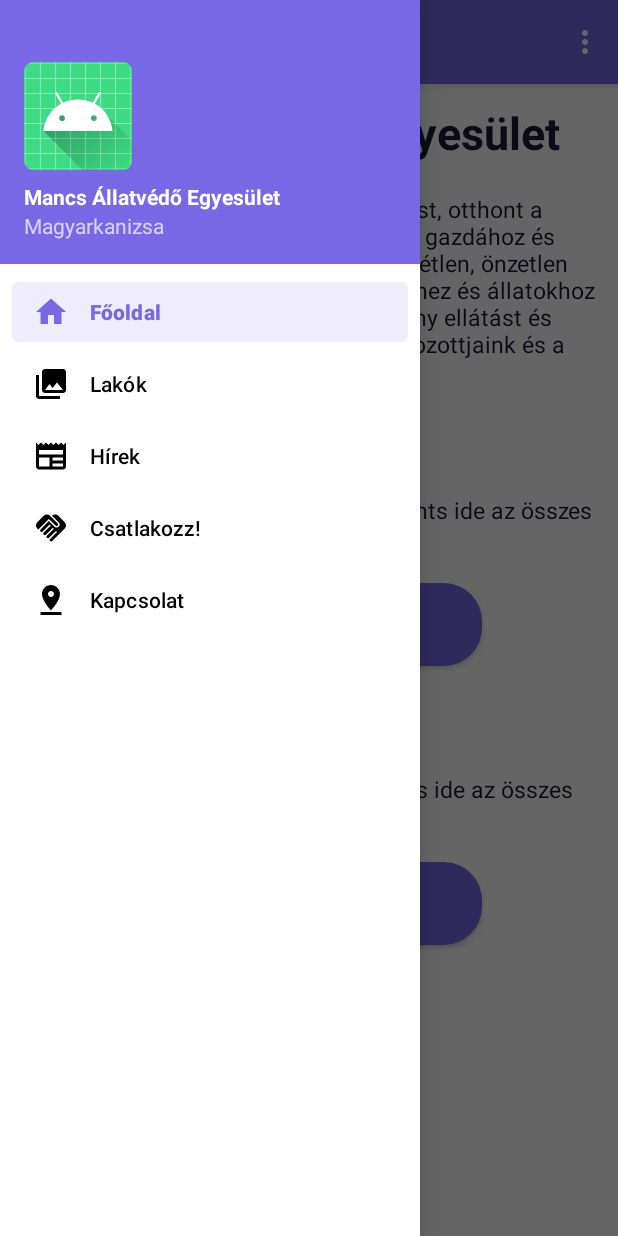
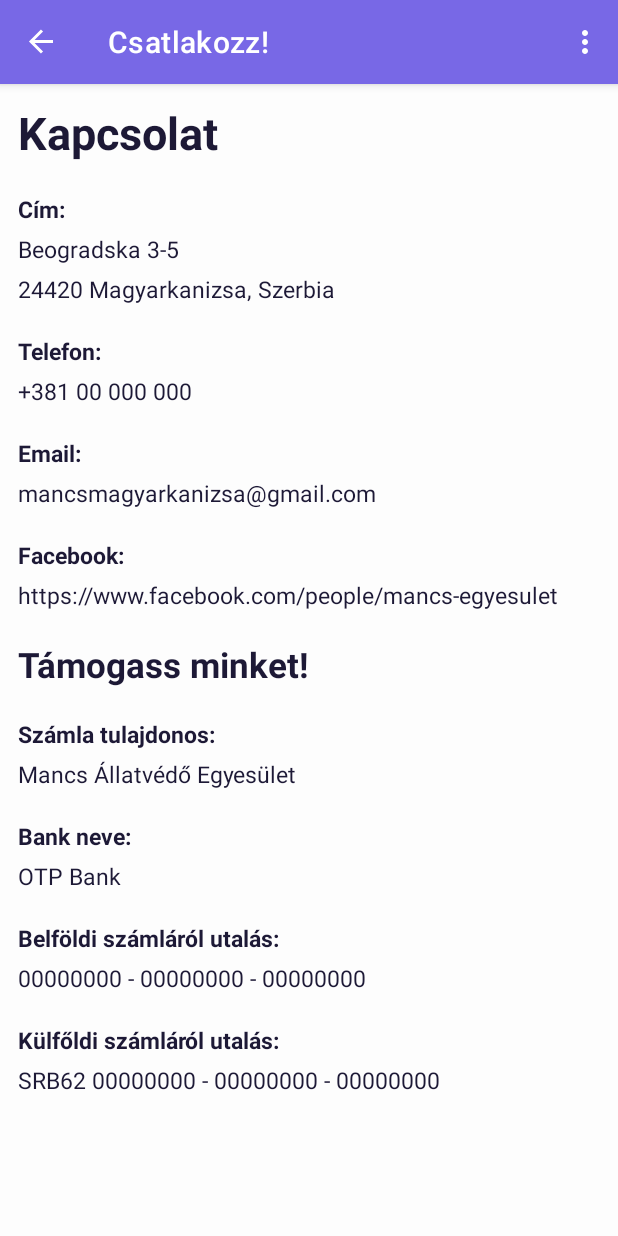
Before and after one commit to BroKoda/animal-shelter-android, an Android app: the screen it shows after launch (MainActivity), in the side drawer, after a tap on "Csatlakozz!", on a phone screen of 412 x 824 dp. Run offline under Robolectric (Android 15) with nearby library versions, the phone set to English and light mode, and no system bars; our stand-ins replace navigation-ui.

Commit message:
Join page added

```diff
--- a/app/src/main/java/com/example/application_animal_shelter/MainActivity.kt
+++ b/app/src/main/java/com/example/application_animal_shelter/MainActivity.kt
@@ -33,7 +33,7 @@ class MainActivity : AppCompatActivity() {
         // menu should be considered as top level destinations.
         appBarConfiguration = AppBarConfiguration(
             setOf(
-                R.id.nav_home, R.id.nav_gallery, R.id.nav_slideshow
+                R.id.nav_home, R.id.nav_contact
             ), drawerLayout
         )
         setupActionBarWithNavController(navController, appBarConfiguration)
--- a/app/src/main/java/com/example/application_animal_shelter/ui/gallery/GalleryFragment.kt
+++ /dev/null
@@ -1,42 +0,0 @@
-package com.example.application_animal_shelter.ui.gallery
-
-import android.os.Bundle
-import android.view.LayoutInflater
-import android.view.View
-import android.view.ViewGroup
-import android.widget.TextView
-import androidx.fragment.app.Fragment
-import androidx.lifecycle.ViewModelProvider
-import com.example.application_animal_shelter.databinding.FragmentGalleryBinding
-
-class GalleryFragment : Fragment() {
-
-    private var _binding: FragmentGalleryBinding? = null
-
-    // This property is only valid between onCreateView and
-    // onDestroyView.
-    private val binding get() = _binding!!
-
-    override fun onCreateView(
-        inflater: LayoutInflater,
-        container: ViewGroup?,
-        savedInstanceState: Bundle?
-    ): View {
-        val galleryViewModel =
-            ViewModelProvider(this).get(GalleryViewModel::class.java)
-
-        _binding = FragmentGalleryBinding.inflate(inflater, container, false)
-        val root: View = binding.root
-
-        val textView: TextView = binding.textGallery
-        galleryViewModel.text.observe(viewLifecycleOwner) {
-            textView.text = it
-        }
-        return root
-    }
-
-    override fun onDestroyView() {
-        super.onDestroyView()
-        _binding = null
-    }
-}
--- a/app/src/main/java/com/example/application_animal_shelter/ui/gallery/GalleryViewModel.kt
+++ /dev/null
@@ -1,13 +0,0 @@
-package com.example.application_animal_shelter.ui.gallery
-
-import androidx.lifecycle.LiveData
-import androidx.lifecycle.MutableLiveData
-import androidx.lifecycle.ViewModel
-
-class GalleryViewModel : ViewModel() {
-
-    private val _text = MutableLiveData<String>().apply {
-        value = "This is gallery Fragment"
-    }
-    val text: LiveData<String> = _text
-}
--- /dev/null
+++ b/app/src/main/java/com/example/application_animal_shelter/ui/join/JoinFragment.kt
@@ -0,0 +1,32 @@
+package com.example.application_animal_shelter.ui.join
+
+import androidx.lifecycle.ViewModelProvider
+import android.os.Bundle
+import androidx.fragment.app.Fragment
+import android.view.LayoutInflater
+import android.view.View
+import android.view.ViewGroup
+import com.example.application_animal_shelter.R
+
+class JoinFragment : Fragment() {
+
+    companion object {
+        fun newInstance() = JoinFragment()
+    }
+
+    private lateinit var viewModel: JoinViewModel
+
+    override fun onCreateView(
+        inflater: LayoutInflater, container: ViewGroup?,
+        savedInstanceState: Bundle?
+    ): View? {
+        return inflater.inflate(R.layout.fragment_join, container, false)
+    }
+
+    override fun onActivityCreated(savedInstanceState: Bundle?) {
+        super.onActivityCreated(savedInstanceState)
+        viewModel = ViewModelProvider(this).get(JoinViewModel::class.java)
+        // TODO: Use the ViewModel
+    }
+
+}
--- /dev/null
+++ b/app/src/main/java/com/example/application_animal_shelter/ui/join/JoinViewModel.kt
@@ -0,0 +1,7 @@
+package com.example.application_animal_shelter.ui.join
+
+import androidx.lifecycle.ViewModel
+
+class JoinViewModel : ViewModel() {
+    // TODO: Implement the ViewModel
+}
--- a/app/src/main/java/com/example/application_animal_shelter/ui/slideshow/SlideshowFragment.kt
+++ /dev/null
@@ -1,42 +0,0 @@
-package com.example.application_animal_shelter.ui.slideshow
-
-import android.os.Bundle
-import android.view.LayoutInflater
-import android.view.View
-import android.view.ViewGroup
-import android.widget.TextView
-import androidx.fragment.app.Fragment
-import androidx.lifecycle.ViewModelProvider
-import com.example.application_animal_shelter.databinding.FragmentSlideshowBinding
-
-class SlideshowFragment : Fragment() {
-
-    private var _binding: FragmentSlideshowBinding? = null
-
-    // This property is only valid between onCreateView and
-    // onDestroyView.
-    private val binding get() = _binding!!
-
-    override fun onCreateView(
-        inflater: LayoutInflater,
-        container: ViewGroup?,
-        savedInstanceState: Bundle?
-    ): View {
-        val slideshowViewModel =
-            ViewModelProvider(this).get(SlideshowViewModel::class.java)
-
-        _binding = FragmentSlideshowBinding.inflate(inflater, container, false)
-        val root: View = binding.root
-
-        val textView: TextView = binding.textSlideshow
-        slideshowViewModel.text.observe(viewLifecycleOwner) {
-            textView.text = it
-        }
-        return root
-    }
-
-    override fun onDestroyView() {
-        super.onDestroyView()
-        _binding = null
-    }
-}
--- a/app/src/main/java/com/example/application_animal_shelter/ui/slideshow/SlideshowViewModel.kt
+++ /dev/null
@@ -1,13 +0,0 @@
-package com.example.application_animal_shelter.ui.slideshow
-
-import androidx.lifecycle.LiveData
-import androidx.lifecycle.MutableLiveData
-import androidx.lifecycle.ViewModel
-
-class SlideshowViewModel : ViewModel() {
-
-    private val _text = MutableLiveData<String>().apply {
-        value = "This is slideshow Fragment"
-    }
-    val text: LiveData<String> = _text
-}
--- a/app/src/main/res/drawable/ic_menu_gallery.xml
+++ /dev/null
@@ -1,9 +0,0 @@
-<vector xmlns:android="http://schemas.android.com/apk/res/android"
-    android:width="24dp"
-    android:height="24dp"
-    android:viewportWidth="24.0"
-    android:viewportHeight="24.0">
-    <path
-        android:fillColor="#FF000000"
-        android:pathData="M22,16V4c0,-1.1 -0.9,-2 -2,-2H8c-1.1,0 -2,0.9 -2,2v12c0,1.1 0.9,2 2,2h12c1.1,0 2,-0.9 2,-2zm-11,-4l2.03,2.71L16,11l4,5H8l3,-4zM2,6v14c0,1.1 0.9,2 2,2h14v-2H4V6H2z" />
-</vector>
--- a/app/src/main/res/drawable/ic_menu_slideshow.xml
+++ /dev/null
@@ -1,9 +0,0 @@
-<vector xmlns:android="http://schemas.android.com/apk/res/android"
-    android:width="24dp"
-    android:height="24dp"
-    android:viewportWidth="24.0"
-    android:viewportHeight="24.0">
-    <path
-        android:fillColor="#FF000000"
-        android:pathData="M4,6H2v14c0,1.1 0.9,2 2,2h14v-2H4V6zm16,-4H8c-1.1,0 -2,0.9 -2,2v12c0,1.1 0.9,2 2,2h12c1.1,0 2,-0.9 2,-2V4c0,-1.1 -0.9,-2 -2,-2zm-8,12.5v-9l6,4.5 -6,4.5z" />
-</vector>
--- a/app/src/main/res/layout/fragment_gallery.xml
+++ /dev/null
@@ -1,22 +0,0 @@
-<?xml version="1.0" encoding="utf-8"?>
-<androidx.constraintlayout.widget.ConstraintLayout xmlns:android="http://schemas.android.com/apk/res/android"
-    xmlns:app="http://schemas.android.com/apk/res-auto"
-    xmlns:tools="http://schemas.android.com/tools"
-    android:layout_width="match_parent"
-    android:layout_height="match_parent"
-    tools:context=".ui.gallery.GalleryFragment">
-
-    <TextView
-        android:id="@+id/text_gallery"
-        android:layout_width="match_parent"
-        android:layout_height="wrap_content"
-        android:layout_marginStart="8dp"
-        android:layout_marginTop="8dp"
-        android:layout_marginEnd="8dp"
-        android:textAlignment="center"
-        android:textSize="20sp"
-        app:layout_constraintBottom_toBottomOf="parent"
-        app:layout_constraintEnd_toEndOf="parent"
-        app:layout_constraintStart_toStartOf="parent"
-        app:layout_constraintTop_toTopOf="parent" />
-</androidx.constraintlayout.widget.ConstraintLayout>
--- /dev/null
+++ b/app/src/main/res/layout/fragment_join.xml
@@ -0,0 +1,250 @@
+<?xml version="1.0" encoding="utf-8"?>
+<androidx.constraintlayout.widget.ConstraintLayout xmlns:android="http://schemas.android.com/apk/res/android"
+    xmlns:app="http://schemas.android.com/apk/res-auto"
+    xmlns:tools="http://schemas.android.com/tools"
+    android:id="@+id/contact"
+    android:layout_width="match_parent"
+    android:layout_height="match_parent"
+    android:fillViewport="true"
+    android:padding="12dp"
+    tools:context=".ui.home.HomeFragment">
+
+    <TextView
+        android:id="@+id/contact_title"
+        android:layout_width="0dp"
+        android:layout_height="wrap_content"
+        android:text="@string/contact_title"
+        android:textColor="@color/black"
+        android:textSize="30sp"
+        android:textStyle="bold"
+        app:layout_constraintEnd_toEndOf="parent"
+        app:layout_constraintStart_toStartOf="parent"
+        app:layout_constraintTop_toTopOf="parent" />
+
+    <TextView
+        android:id="@+id/contact_subtitle_1"
+        android:layout_width="0dp"
+        android:layout_height="wrap_content"
+        android:layout_marginTop="20dp"
+        android:text="Cím:"
+        android:textColor="@color/black"
+        android:textSize="15sp"
+        android:textStyle="bold"
+        app:layout_constraintEnd_toEndOf="parent"
+        app:layout_constraintStart_toStartOf="parent"
+        app:layout_constraintTop_toBottomOf="@+id/contact_title" />
+
+    <TextView
+        android:id="@+id/contact_subtitle_1_desc_1"
+        android:layout_width="0dp"
+        android:layout_height="wrap_content"
+        android:layout_marginTop="5dp"
+        android:text="Beogradska 3-5"
+        android:textColor="@color/black"
+        android:textSize="15sp"
+        app:layout_constraintEnd_toEndOf="parent"
+        app:layout_constraintStart_toStartOf="parent"
+        app:layout_constraintTop_toBottomOf="@+id/contact_subtitle_1" />
+
+    <TextView
+        android:id="@+id/contact_subtitle_1_desc_2"
+        android:layout_width="0dp"
+        android:layout_height="wrap_content"
+        android:layout_marginTop="5dp"
+        android:text="24420 Magyarkanizsa, Szerbia"
+        android:textColor="@color/black"
+        android:textSize="15sp"
+        app:layout_constraintEnd_toEndOf="parent"
+        app:layout_constraintStart_toStartOf="parent"
+        app:layout_constraintTop_toBottomOf="@+id/contact_subtitle_1_desc_1" />
+
+    <TextView
+        android:id="@+id/contact_subtitle_2"
+        android:layout_width="0dp"
+        android:layout_height="wrap_content"
+        android:layout_marginTop="20dp"
+        android:text="Telefon:"
+        android:textColor="@color/black"
+        android:textSize="15sp"
+        android:textStyle="bold"
+        app:layout_constraintEnd_toEndOf="parent"
+        app:layout_constraintStart_toStartOf="parent"
+        app:layout_constraintTop_toBottomOf="@+id/contact_subtitle_1_desc_2" />
+
+    <TextView
+        android:id="@+id/contact_subtitle_2_desc"
+        android:layout_width="0dp"
+        android:layout_height="wrap_content"
+        android:layout_marginTop="5dp"
+        android:text="+381 00 000 000"
+        android:textColor="@color/black"
+        android:textSize="15sp"
+        app:layout_constraintEnd_toEndOf="parent"
+        app:layout_constraintStart_toStartOf="parent"
+        app:layout_constraintTop_toBottomOf="@+id/contact_subtitle_2" />
+
+    <TextView
+        android:id="@+id/contact_subtitle_3"
+        android:layout_width="0dp"
+        android:layout_height="wrap_content"
+        android:layout_marginTop="20dp"
+        android:text="Email:"
+        android:textColor="@color/black"
+        android:textSize="15sp"
+        android:textStyle="bold"
+        app:layout_constraintEnd_toEndOf="parent"
+        app:layout_constraintStart_toStartOf="parent"
+        app:layout_constraintTop_toBottomOf="@+id/contact_subtitle_2_desc" />
+
+    <TextView
+        android:id="@+id/contact_subtitle_3_desc"
+        android:layout_width="0dp"
+        android:layout_height="wrap_content"
+        android:layout_marginTop="5dp"
+        android:text="mancsmagyarkanizsa@gmail.com"
+        android:textColor="@color/black"
+        android:textSize="15sp"
+        app:layout_constraintEnd_toEndOf="parent"
+        app:layout_constraintStart_toStartOf="parent"
+        app:layout_constraintTop_toBottomOf="@+id/contact_subtitle_3" />
+
+    <TextView
+        android:id="@+id/contact_subtitle_4"
+        android:layout_width="0dp"
+        android:layout_height="wrap_content"
+        android:layout_marginTop="20dp"
+        android:text="Facebook:"
+        android:textColor="@color/black"
+        android:textSize="15sp"
+        android:textStyle="bold"
+        app:layout_constraintEnd_toEndOf="parent"
+        app:layout_constraintStart_toStartOf="parent"
+        app:layout_constraintTop_toBottomOf="@+id/contact_subtitle_3_desc" />
+
+    <TextView
+        android:id="@+id/contact_subtitle_4_desc"
+        android:layout_width="0dp"
+        android:layout_height="wrap_content"
+        android:layout_marginTop="5dp"
+        android:text="https://www.facebook.com/people/mancs-egyesulet"
+        android:textColor="@color/black"
+        android:textSize="15sp"
+        app:layout_constraintEnd_toEndOf="parent"
+        app:layout_constraintStart_toStartOf="parent"
+        app:layout_constraintTop_toBottomOf="@+id/contact_subtitle_4" />
+
+    <TextView
+        android:id="@+id/join_title_2"
+        android:layout_width="0dp"
+        android:layout_height="wrap_content"
+        android:layout_marginTop="20dp"
+        android:text="Támogass minket!"
+        android:textColor="@color/black"
+        android:textSize="23sp"
+        android:textStyle="bold"
+        app:layout_constraintEnd_toEndOf="parent"
+        app:layout_constraintHorizontal_bias="1.0"
+        app:layout_constraintStart_toStartOf="parent"
+        app:layout_constraintTop_toBottomOf="@+id/contact_subtitle_4_desc" />
+
+    <TextView
+        android:id="@+id/join_subtitle_5"
+        android:layout_width="0dp"
+        android:layout_height="wrap_content"
+        android:layout_marginTop="20dp"
+        android:text="Számla tulajdonos:"
+        android:textColor="@color/black"
+        android:textSize="15sp"
+        android:textStyle="bold"
+        app:layout_constraintEnd_toEndOf="parent"
+        app:layout_constraintStart_toStartOf="parent"
+        app:layout_constraintTop_toBottomOf="@+id/join_title_2" />
+
+    <TextView
+        android:id="@+id/join_subtitle_5_desc"
+        android:layout_width="0dp"
+        android:layout_height="wrap_content"
+        android:layout_marginTop="5dp"
+        android:text="Mancs Állatvédő Egyesület"
+        android:textColor="@color/black"
+        android:textSize="15sp"
+        app:layout_constraintEnd_toEndOf="parent"
+        app:layout_constraintStart_toStartOf="parent"
+        app:layout_constraintTop_toBottomOf="@+id/join_subtitle_5" />
+
+    <TextView
+        android:id="@+id/join_subtitle_6"
+        android:layout_width="0dp"
+        android:layout_height="wrap_content"
+        android:layout_marginTop="20dp"
+        android:text="Bank neve:"
+        android:textColor="@color/black"
+        android:textSize="15sp"
+        android:textStyle="bold"
+        app:layout_constraintEnd_toEndOf="parent"
+        app:layout_constraintStart_toStartOf="parent"
+        app:layout_constraintTop_toBottomOf="@+id/join_subtitle_5_desc" />
+
+    <TextView
+        android:id="@+id/join_subtitle_6_desc"
+        android:layout_width="0dp"
+        android:layout_height="wrap_content"
+        android:layout_marginTop="5dp"
+        android:text="OTP Bank"
+        android:textColor="@color/black"
+        android:textSize="15sp"
+        app:layout_constraintEnd_toEndOf="parent"
+        app:layout_constraintStart_toStartOf="parent"
+        app:layout_constraintTop_toBottomOf="@+id/join_subtitle_6" />
+
+    <TextView
+        android:id="@+id/join_subtitle_7"
+        android:layout_width="0dp"
+        android:layout_height="wrap_content"
+        android:layout_marginTop="20dp"
+        android:text="Belföldi számláról utalás:"
+        android:textColor="@color/black"
+        android:textSize="15sp"
+        android:textStyle="bold"
+        app:layout_constraintEnd_toEndOf="parent"
+        app:layout_constraintStart_toStartOf="parent"
+        app:layout_constraintTop_toBottomOf="@+id/join_subtitle_6_desc" />
+
+    <TextView
+        android:id="@+id/join_subtitle_7_desc"
+        android:layout_width="0dp"
+        android:layout_height="wrap_content"
+        android:layout_marginTop="5dp"
+        android:text="00000000 - 00000000 - 00000000"
+        android:textColor="@color/black"
+        android:textSize="15sp"
+        app:layout_constraintEnd_toEndOf="parent"
+        app:layout_constraintStart_toStartOf="parent"
+        app:layout_constraintTop_toBottomOf="@+id/join_subtitle_7" />
+
+    <TextView
+        android:id="@+id/join_subtitle_8"
+        android:layout_width="0dp"
+        android:layout_height="wrap_content"
+        android:layout_marginTop="20dp"
+        android:text="Külfőldi számláról utalás:"
+        android:textColor="@color/black"
+        android:textSize="15sp"
+        android:textStyle="bold"
+        app:layout_constraintEnd_toEndOf="parent"
+        app:layout_constraintStart_toStartOf="parent"
+        app:layout_constraintTop_toBottomOf="@+id/join_subtitle_7_desc" />
+
+    <TextView
+        android:id="@+id/join_subtitle_8_desc"
+        android:layout_width="0dp"
+        android:layout_height="wrap_content"
+        android:layout_marginTop="5dp"
+        android:text="SRB62 00000000 - 00000000 - 00000000"
+        android:textColor="@color/black"
+        android:textSize="15sp"
+        app:layout_constraintEnd_toEndOf="parent"
+        app:layout_constraintStart_toStartOf="parent"
+        app:layout_constraintTop_toBottomOf="@+id/join_subtitle_8" />
+
+</androidx.constraintlayout.widget.ConstraintLayout>
--- a/app/src/main/res/layout/fragment_slideshow.xml
+++ /dev/null
@@ -1,22 +0,0 @@
-<?xml version="1.0" encoding="utf-8"?>
-<androidx.constraintlayout.widget.ConstraintLayout xmlns:android="http://schemas.android.com/apk/res/android"
-    xmlns:app="http://schemas.android.com/apk/res-auto"
-    xmlns:tools="http://schemas.android.com/tools"
-    android:layout_width="match_parent"
-    android:layout_height="match_parent"
-    tools:context=".ui.slideshow.SlideshowFragment">
-
-    <TextView
-        android:id="@+id/text_slideshow"
-        android:layout_width="match_parent"
-        android:layout_height="wrap_content"
-        android:layout_marginStart="8dp"
-        android:layout_marginTop="8dp"
-        android:layout_marginEnd="8dp"
-        android:textAlignment="center"
-        android:textSize="20sp"
-        app:layout_constraintBottom_toBottomOf="parent"
-        app:layout_constraintEnd_toEndOf="parent"
-        app:layout_constraintStart_toStartOf="parent"
-        app:layout_constraintTop_toTopOf="parent" />
-</androidx.constraintlayout.widget.ConstraintLayout>
--- a/app/src/main/res/menu/activity_main_drawer.xml
+++ b/app/src/main/res/menu/activity_main_drawer.xml
@@ -8,10 +8,6 @@
             android:id="@+id/nav_home"
             android:icon="@drawable/ic_menu_home"
             android:title="@string/menu_home" />
-        <item
-            android:id="@+id/nav_residents"
-            android:icon="@drawable/ic_menu_gallery"
-            android:title="@string/menu_residents" />
         <item
             android:id="@+id/nav_news"
             android:icon="@drawable/ic_menu_news"
--- a/app/src/main/res/navigation/mobile_navigation.xml
+++ b/app/src/main/res/navigation/mobile_navigation.xml
@@ -12,10 +12,10 @@
         tools:layout="@layout/fragment_home" />
 
     <fragment
-        android:id="@+id/nav_gallery"
-        android:name="com.example.application_animal_shelter.ui.gallery.GalleryFragment"
-        android:label="@string/menu_gallery"
-        tools:layout="@layout/fragment_gallery" />
+        android:id="@+id/nav_join"
+        android:name="com.example.application_animal_shelter.ui.join.JoinFragment"
+        android:label="@string/menu_join"
+        tools:layout="@layout/fragment_join" />
 
     <fragment
         android:id="@+id/nav_contact"
@@ -23,9 +23,4 @@
         android:label="@string/menu_contact"
         tools:layout="@layout/fragment_contact" />
 
-    <fragment
-        android:id="@+id/nav_slideshow"
-        android:name="com.example.application_animal_shelter.ui.slideshow.SlideshowFragment"
-        android:label="@string/menu_slideshow"
-        tools:layout="@layout/fragment_slideshow" />
 </navigation>
--- a/app/src/main/res/values/strings.xml
+++ b/app/src/main/res/values/strings.xml
@@ -8,8 +8,6 @@
     <string name="action_settings">Beállítások</string>
 
     <string name="menu_home">Főoldal</string>
-    <string name="menu_gallery">Galery</string>
-    <string name="menu_slideshow">Slideshow</string>
     <string name="menu_residents">Lakók</string>
     <string name="menu_news">Hírek</string>
     <string name="menu_join">Csatlakozz!</string>
```
